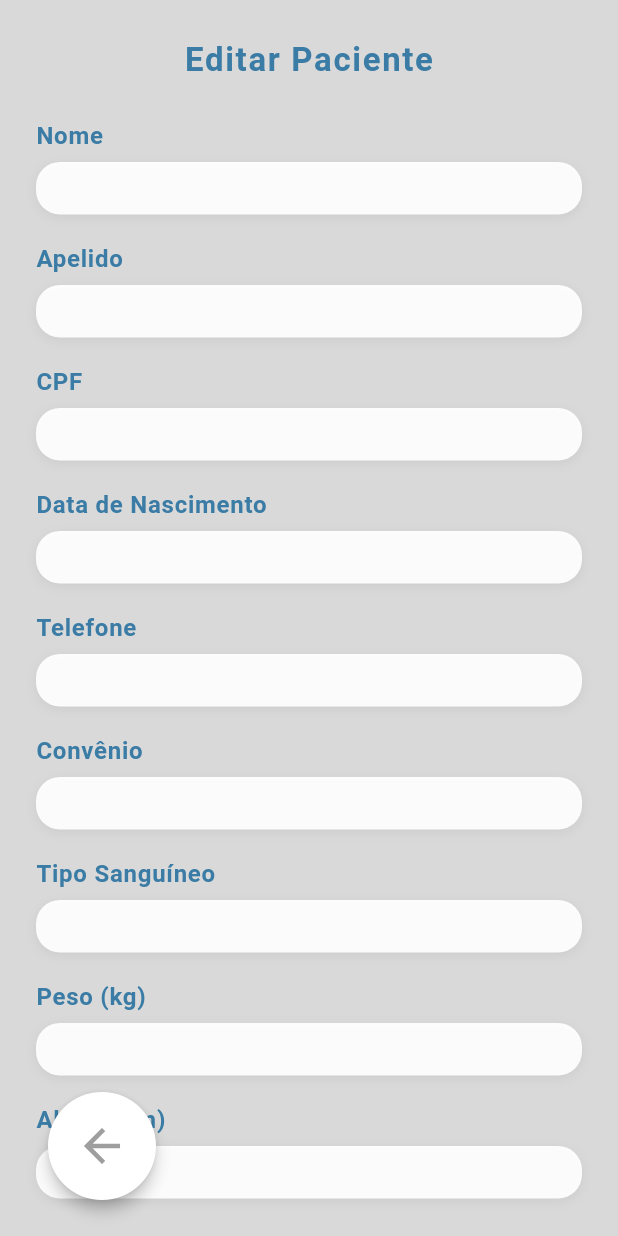
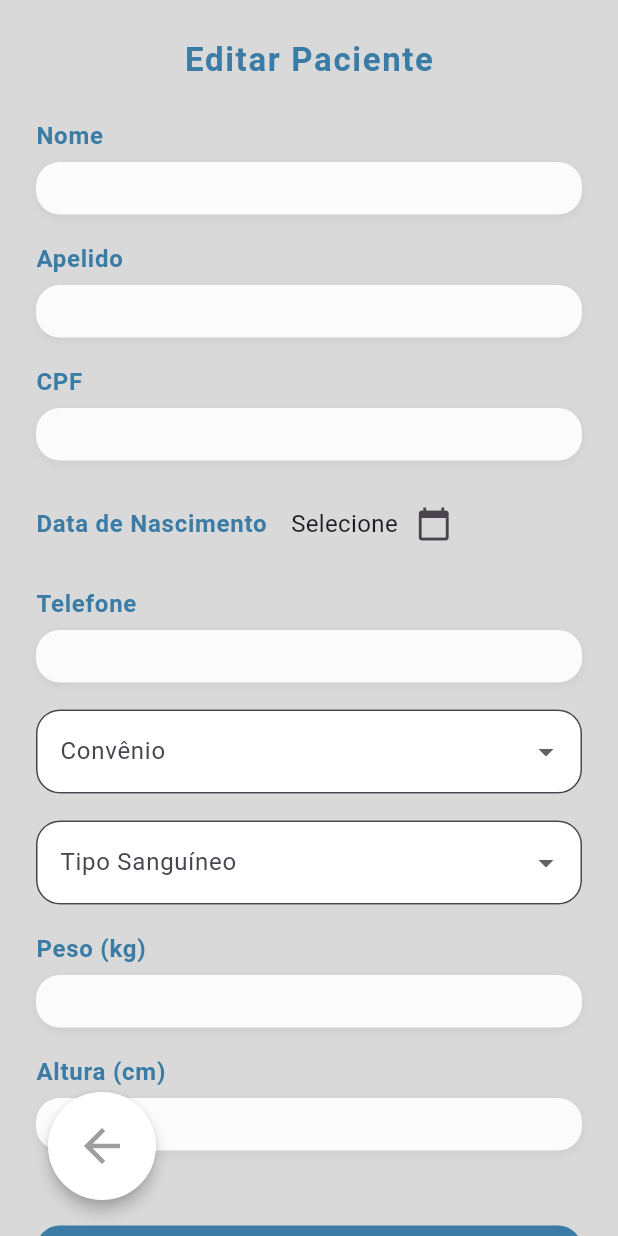
Before and after one commit to Pedro0826/Lembrar-Plus, a Flutter app: the IdosoInfoPage screen opened by its route, after a tap on the "edit" icon, on a phone screen of 412 x 824 dp. Run offline on Flutter 3.47's test engine with Material 3 defaults, Android fonts, the phone set to English and light mode, and no system bars; our stand-ins replace carousel_slider, cloud_firestore, connectivity_plus, firebase_auth, firebase_core, firebase_storage and 3 more; missing offline and left inert: circular_menu, reorderable_grid; accounts and stored records are empty; generated files the repository leaves out were written again; Roboto replaces fonts that are missing (Montserrat).

Commit message:
Correção de problemas.

```diff
--- a/lib/screens/editar_paciente.dart
+++ b/lib/screens/editar_paciente.dart
@@ -1,5 +1,6 @@
 import 'package:flutter/material.dart';
 import 'package:cloud_firestore/cloud_firestore.dart';
+import 'dart:async';
 
 // Caixa de edição no mesmo estilo do paciente_info
 class _EditBox extends StatelessWidget {
@@ -71,12 +72,12 @@ class _EditarPacientePageState extends State<EditarPacientePage> {
   late TextEditingController nomeController;
   late TextEditingController apelidoController;
   late TextEditingController cpfController;
-  late TextEditingController dataNascController;
   late TextEditingController telefoneController;
-  late TextEditingController convenioController;
-  late TextEditingController tipoSanguineoController;
   late TextEditingController pesoController;
   late TextEditingController alturaController;
+  DateTime? dataNascSelecionada;
+  String convenioSelecionado = 'Unimed';
+  String tipoSangSelecionado = 'A+';
 
   @override
   void initState() {
@@ -84,46 +85,59 @@ class _EditarPacientePageState extends State<EditarPacientePage> {
     nomeController = TextEditingController(text: widget.dados['nome'] ?? '');
     apelidoController = TextEditingController(text: widget.dados['apelido'] ?? '');
     cpfController = TextEditingController(text: widget.dados['cpf'] ?? '');
-    dataNascController = TextEditingController(
-      text: _formatDataNasc(widget.dados['data_nasc']),
-    );
     telefoneController = TextEditingController(text: widget.dados['telefone'] ?? '');
-    convenioController = TextEditingController(text: widget.dados['convenio'] ?? '');
-    tipoSanguineoController = TextEditingController(text: widget.dados['tipo_sanguineo'] ?? '');
     pesoController = TextEditingController(text: widget.dados['peso']?.toString() ?? '');
     alturaController = TextEditingController(text: widget.dados['altura']?.toString() ?? '');
+    // Data de nascimento
+    final dn = widget.dados['data_nasc'];
+    if (dn is Timestamp) {
+      dataNascSelecionada = dn.toDate();
+    } else if (dn is String && dn.isNotEmpty) {
+      final parts = dn.split('/');
+      if (parts.length == 3) {
+        dataNascSelecionada = DateTime(
+          int.parse(parts[2]),
+          int.parse(parts[1]),
+          int.parse(parts[0]),
+        );
+      }
+    }
+    // Convênio
+    convenioSelecionado = widget.dados['convenio'] ?? 'Unimed';
+    // Tipo sanguíneo
+    tipoSangSelecionado = widget.dados['tipo_sanguineo'] ?? 'A+';
   }
 
-  String _formatDataNasc(dynamic dataNasc) {
-    if (dataNasc == null) return '';
-    if (dataNasc is String) return dataNasc;
-    if (dataNasc is Timestamp) {
-      final date = dataNasc.toDate();
-      return '${date.day.toString().padLeft(2, '0')}/${date.month.toString().padLeft(2, '0')}/${date.year}';
-    }
-    return dataNasc.toString();
-  }
 
   Future<void> salvarEdicao() async {
-    try {
-      await FirebaseFirestore.instance.collection('idoso').doc(widget.idosoId).update({
+    bool completed = false;
+    Future updateFuture = FirebaseFirestore.instance.collection('idoso').doc(widget.idosoId).update({
       'nome': nomeController.text.trim(),
       'apelido': apelidoController.text.trim(),
       'cpf': cpfController.text.trim(),
-        'data_nasc': dataNascController.text.trim(),
+      'data_nasc': dataNascSelecionada ?? '',
       'telefone': telefoneController.text.trim(),
-        'convenio': convenioController.text.trim(),
-        'tipo_sanguineo': tipoSanguineoController.text.trim(),
+      'convenio': convenioSelecionado,
+      'tipo_sanguineo': tipoSangSelecionado,
       'peso': double.tryParse(pesoController.text.trim()),
       'altura': double.tryParse(alturaController.text.trim()),
-      });
+    }).then((_) {
+      completed = true;
       if (mounted) {
         Navigator.pop(context, true);
       }
-    } catch (e) {
+    }).catchError((e) {
       ScaffoldMessenger.of(context).showSnackBar(
         SnackBar(content: Text('Erro ao salvar: ${e.toString()}')),
       );
+    });
+
+    await Future.any([
+      updateFuture,
+      Future.delayed(const Duration(seconds: 3)),
+    ]);
+    if (!completed && mounted) {
+      Navigator.pop(context, true);
     }
   }
 
@@ -158,10 +172,103 @@ class _EditarPacientePageState extends State<EditarPacientePage> {
                 _EditBox(label: 'Nome', controller: nomeController),
                 _EditBox(label: 'Apelido', controller: apelidoController),
                 _EditBox(label: 'CPF', controller: cpfController),
-                _EditBox(label: 'Data de Nascimento', controller: dataNascController),
+                // Data de nascimento com seletor
+                Padding(
+                  padding: const EdgeInsets.only(bottom: 18.0),
+                  child: Row(
+                    children: [
+                      const Text(
+                        'Data de Nascimento',
+                        style: TextStyle(
+                          fontSize: 16,
+                          fontWeight: FontWeight.bold,
+                          color: Color(0xFF3A7CA5),
+                          letterSpacing: 0.5,
+                        ),
+                      ),
+                      const SizedBox(width: 16),
+                      Text(
+                        dataNascSelecionada == null
+                            ? 'Selecione'
+                            : '${dataNascSelecionada!.day.toString().padLeft(2, '0')}/${dataNascSelecionada!.month.toString().padLeft(2, '0')}/${dataNascSelecionada!.year}',
+                        style: const TextStyle(fontSize: 16),
+                      ),
+                      IconButton(
+                        icon: const Icon(Icons.calendar_today),
+                        onPressed: () async {
+                          DateTime? picked = await showDatePicker(
+                            context: context,
+                            initialDate: dataNascSelecionada ?? DateTime(2000, 1, 1),
+                            firstDate: DateTime(1900),
+                            lastDate: DateTime.now(),
+                          );
+                          if (picked != null) {
+                            setState(() {
+                              dataNascSelecionada = picked;
+                            });
+                          }
+                        },
+                      ),
+                    ],
+                  ),
+                ),
                 _EditBox(label: 'Telefone', controller: telefoneController),
-                _EditBox(label: 'Convênio', controller: convenioController),
-                _EditBox(label: 'Tipo Sanguíneo', controller: tipoSanguineoController),
+                // Convênio como dropdown
+                Padding(
+                  padding: const EdgeInsets.only(bottom: 18.0),
+                  child: DropdownButtonFormField<String>(
+                    value: convenioSelecionado,
+                    decoration: const InputDecoration(
+                      labelText: 'Convênio',
+                      filled: true,
+                      fillColor: Colors.white,
+                      border: OutlineInputBorder(
+                        borderRadius: BorderRadius.all(Radius.circular(16)),
+                        borderSide: BorderSide(color: Color(0xFFCCCCCC), width: 1),
+                      ),
+                    ),
+                    items: const [
+                      DropdownMenuItem(value: 'Unimed', child: Text('Unimed')),
+                      DropdownMenuItem(value: 'Ipsemg', child: Text('Ipsemg')),
+                    ],
+                    onChanged: (value) {
+                      setState(() {
+                        convenioSelecionado = value ?? 'Unimed';
+                      });
+                    },
+                  ),
+                ),
+                // Tipo sanguíneo como dropdown
+                Padding(
+                  padding: const EdgeInsets.only(bottom: 18.0),
+                  child: DropdownButtonFormField<String>(
+                    value: tipoSangSelecionado,
+                    decoration: const InputDecoration(
+                      labelText: 'Tipo Sanguíneo',
+                      filled: true,
+                      fillColor: Colors.white,
+                      border: OutlineInputBorder(
+                        borderRadius: BorderRadius.all(Radius.circular(16)),
+                        borderSide: BorderSide(color: Color(0xFFCCCCCC), width: 1),
+                      ),
+                    ),
+                    items: const [
+                      DropdownMenuItem(value: 'A+', child: Text('A+')),
+                      DropdownMenuItem(value: 'A-', child: Text('A-')),
+                      DropdownMenuItem(value: 'B+', child: Text('B+')),
+                      DropdownMenuItem(value: 'B-', child: Text('B-')),
+                      DropdownMenuItem(value: 'AB+', child: Text('AB+')),
+                      DropdownMenuItem(value: 'AB-', child: Text('AB-')),
+                      DropdownMenuItem(value: 'O+', child: Text('O+')),
+                      DropdownMenuItem(value: 'O-', child: Text('O-')),
+                    ],
+                    onChanged: (value) {
+                      setState(() {
+                        tipoSangSelecionado = value ?? 'A+';
+                      });
+                    },
+                  ),
+                ),
                 _EditBox(label: 'Peso (kg)', controller: pesoController),
                 _EditBox(label: 'Altura (cm)', controller: alturaController),
                 const SizedBox(height: 32),
--- a/lib/screens/paciente_info.dart
+++ b/lib/screens/paciente_info.dart
@@ -2,16 +2,34 @@ import 'package:flutter/material.dart';
 import 'package:cloud_firestore/cloud_firestore.dart';
 import 'editar_paciente.dart';
 
-class IdosoInfoPage extends StatelessWidget {
+class IdosoInfoPage extends StatefulWidget {
   final String idosoId;
   const IdosoInfoPage({super.key, required this.idosoId});
 
-  Future<Map<String, dynamic>?> fetchIdosoData() async {
+  @override
+  State<IdosoInfoPage> createState() => _IdosoInfoPageState();
+}
+
+class _IdosoInfoPageState extends State<IdosoInfoPage> {
+  Map<String, dynamic>? idosoData;
+  bool isLoading = true;
+
+  @override
+  void initState() {
+    super.initState();
+    fetchIdosoData();
+  }
+
+  Future<void> fetchIdosoData() async {
+    setState(() { isLoading = true; });
     final doc = await FirebaseFirestore.instance
         .collection('idoso')
-        .doc(idosoId)
+        .doc(widget.idosoId)
         .get();
-    return doc.data();
+    setState(() {
+      idosoData = doc.data();
+      isLoading = false;
+    });
   }
 
   String _formatCpf(String cpf) {
@@ -36,7 +54,6 @@ class IdosoInfoPage extends StatelessWidget {
   @override
   Widget build(BuildContext context) {
     return Scaffold(
-      // Usa o background3 como fundo
       body: Stack(
         children: [
           Positioned.fill(
@@ -46,22 +63,9 @@ class IdosoInfoPage extends StatelessWidget {
             ),
           ),
           SafeArea(
-            child: FutureBuilder<Map<String, dynamic>?>(
-              future: fetchIdosoData(),
-              builder: (context, snapshot) {
-                if (!snapshot.hasData) {
-                  return const Center(child: CircularProgressIndicator());
-                }
-                final idoso = snapshot.data!;
-                final nome =
-                    idoso['apelido'] != null &&
-                        (idoso['apelido'] as String).isNotEmpty
-                    ? idoso['apelido']
-                    : (idoso['nome'] ?? '');
-                final fotoUrl = idoso['fotoUrl'] as String?;
-                final isAsset = idoso['isAsset'] == true;
-
-                return ListView(
+            child: isLoading || idosoData == null
+                ? const Center(child: CircularProgressIndicator())
+                : ListView(
                     padding: const EdgeInsets.all(24.0),
                     children: [
                       // Cabeçalho com foto, nome e menu de edição
@@ -71,10 +75,10 @@ class IdosoInfoPage extends StatelessWidget {
                           CircleAvatar(
                             radius: 34,
                             backgroundColor: Colors.white,
-                          backgroundImage: fotoUrl != null && fotoUrl.isNotEmpty
-                              ? (isAsset
-                                    ? AssetImage(fotoUrl)
-                                    : NetworkImage(fotoUrl))
+                            backgroundImage: idosoData!['fotoUrl'] != null && (idosoData!['fotoUrl'] as String).isNotEmpty
+                                ? (idosoData!['isAsset'] == true
+                                    ? AssetImage(idosoData!['fotoUrl'])
+                                    : NetworkImage(idosoData!['fotoUrl']))
                                   as ImageProvider
                                 : null,
                           ),
@@ -108,7 +112,9 @@ class IdosoInfoPage extends StatelessWidget {
                                   children: [
                                     const TextSpan(text: 'PACIENTE: '),
                                     TextSpan(
-                                    text: nome.toUpperCase(),
+                                      text: (idosoData!['apelido'] != null && (idosoData!['apelido'] as String).isNotEmpty
+                                          ? idosoData!['apelido']
+                                          : (idosoData!['nome'] ?? '')).toString().toUpperCase(),
                                       style: const TextStyle(
                                         color: Color(0xFF3A7CA5),
                                       ),
@@ -120,41 +126,35 @@ class IdosoInfoPage extends StatelessWidget {
                               ),
                             ),
                           ),
-                        // ...
                         ],
                       ),
                       const SizedBox(height: 32),
-
-                    // Informações em caixas de texto
                       _InfoBox(
                         label: 'Data de Nascimento',
-                      value: _formatDataNasc(idoso['data_nasc']),
+                        value: _formatDataNasc(idosoData!['data_nasc']),
                       ),
                       _InfoBox(
                         label: 'CPF',
-                      value: _formatCpf(idoso['cpf'] ?? ''),
+                        value: _formatCpf(idosoData!['cpf'] ?? ''),
                       ),
-                    _InfoBox(label: 'Telefone', value: idoso['telefone'] ?? ''),
-                    _InfoBox(label: 'Convênio', value: idoso['convenio'] ?? ''),
+                      _InfoBox(label: 'Telefone', value: idosoData!['telefone'] ?? ''),
+                      _InfoBox(label: 'Convênio', value: idosoData!['convenio'] ?? ''),
                       _InfoBox(
                         label: 'Tipo Sanguíneo',
-                      value: idoso['tipo_sanguineo'] ?? '',
+                        value: idosoData!['tipo_sanguineo'] ?? '',
                       ),
                       _InfoBox(
                         label: 'Peso',
-                      value: idoso['peso'] != null ? '${idoso['peso']} kg' : '',
+                        value: idosoData!['peso'] != null ? '${idosoData!['peso']} kg' : '',
                       ),
                       _InfoBox(
                         label: 'Altura',
-                      value: idoso['altura'] != null
-                          ? '${idoso['altura']} cm'
+                        value: idosoData!['altura'] != null
+                            ? '${idosoData!['altura']} cm'
                             : '',
                       ),
                       const SizedBox(height: 100),
-                    // Adicione mais campos conforme necessário
                     ],
-                );
-              },
                   ),
           ),
           // Botão voltar na parte inferior esquerda
@@ -190,21 +190,18 @@ class IdosoInfoPage extends StatelessWidget {
                 ),
                 onPressed: () async {
                   // Busca os dados atuais do paciente
-                  final doc = await FirebaseFirestore.instance.collection('idoso').doc(idosoId).get();
-                  final dados = doc.data() ?? {};
                   if (context.mounted) {
                     Navigator.push(
                       context,
                       MaterialPageRoute(
                         builder: (context) => EditarPacientePage(
-                          idosoId: idosoId,
-                          dados: dados,
+                          idosoId: widget.idosoId,
+                          dados: idosoData ?? {},
                         ),
                       ),
                     ).then((value) {
-                      if (value == true) {
-                        // Atualiza a tela após edição
-                        (context as Element).markNeedsBuild();
+                      if (value == true && mounted) {
+                        fetchIdosoData();
                       }
                     });
                   }
```
Lines whose indentation alone changed are shown as unchanged.
